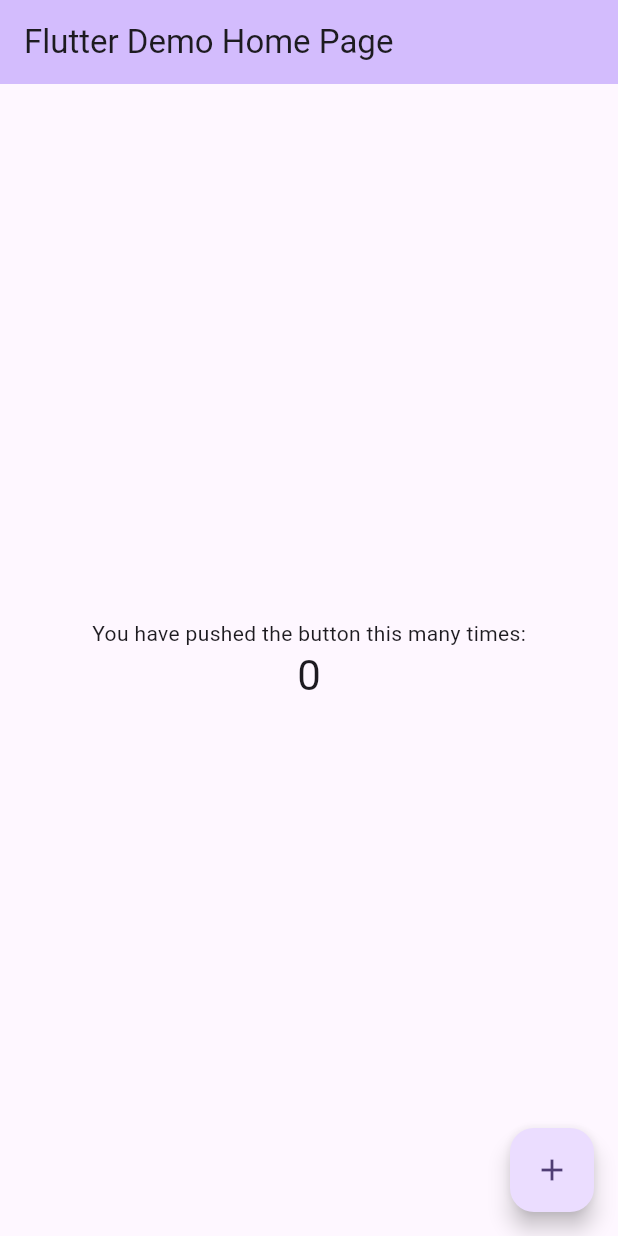
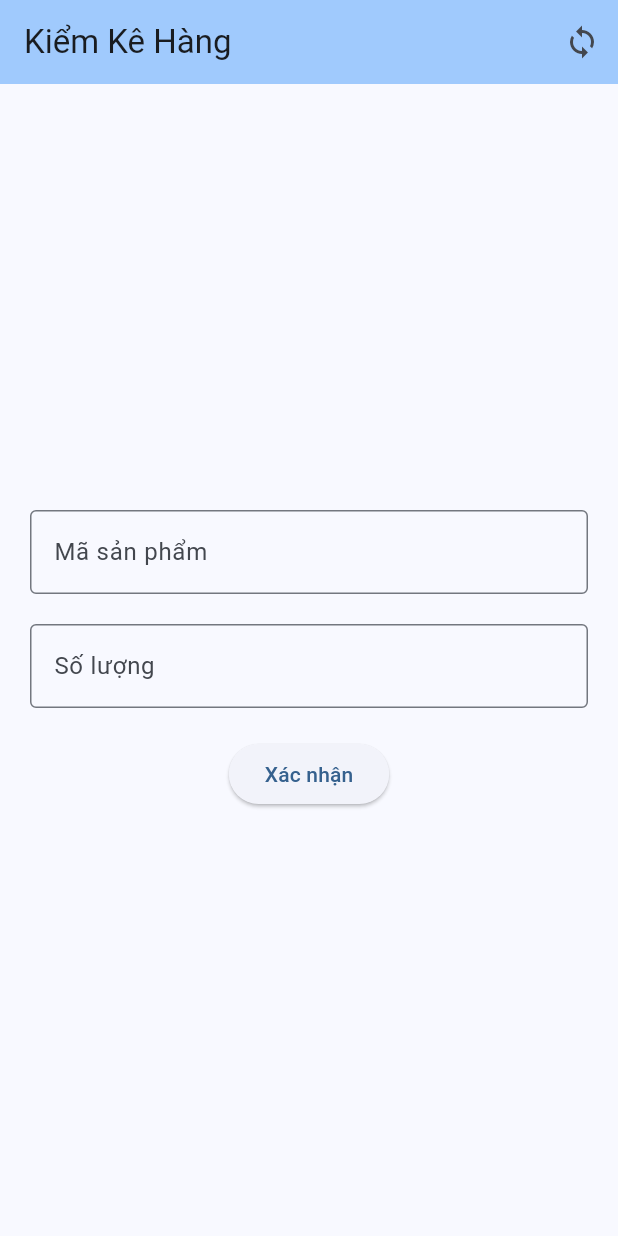
Before and after one commit to hoangdevv/Kiem_Ke_App, a Flutter app: the screen it shows after launch, on a phone screen of 412 x 824 dp. Run offline on Flutter 3.47's test engine with Material 3 defaults, Android fonts, the light colour scheme and no system bars; our stand-ins replace shared_preferences; missing offline and left inert: ftpconnect.

Commit message:
Add inventory management with local storage and FTP sync
- Add shared_preferences package for local data storage
- Implement barcode and quantity input with save functionality
- Add FTP sync capability for data backup

```diff
--- a/lib/main.dart
+++ b/lib/main.dart
@@ -1,4 +1,8 @@
 import 'package:flutter/material.dart';
+import 'package:ftpconnect/ftpconnect.dart';
+import 'dart:io';
+
+import 'package:shared_preferences/shared_preferences.dart';
 
 void main() {
   runApp(const MyApp());
@@ -7,47 +11,21 @@
 class MyApp extends StatelessWidget {
   const MyApp({super.key});
 
-  // This widget is the root of your application.
   @override
   Widget build(BuildContext context) {
     return MaterialApp(
-      title: 'Flutter Demo',
+      title: 'Kiểm Kê App',
       theme: ThemeData(
-        // This is the theme of your application.
-        //
-        // TRY THIS: Try running your application with "flutter run". You'll see
-        // the application has a purple toolbar. Then, without quitting the app,
-        // try changing the seedColor in the colorScheme below to Colors.green
-        // and then invoke "hot reload" (save your changes or press the "hot
-        // reload" button in a Flutter-supported IDE, or press "r" if you used
-        // the command line to start the app).
-        //
-        // Notice that the counter didn't reset back to zero; the application
-        // state is not lost during the reload. To reset the state, use hot
-        // restart instead.
-        //
-        // This works for code too, not just values: Most code changes can be
-        // tested with just a hot reload.
-        colorScheme: ColorScheme.fromSeed(seedColor: Colors.deepPurple),
+        colorScheme: ColorScheme.fromSeed(seedColor: Colors.blue),
         useMaterial3: true,
       ),
-      home: const MyHomePage(title: 'Flutter Demo Home Page'),
+      home: const MyHomePage(title: 'Kiểm Kê Hàng'),
     );
   }
 }
 
 class MyHomePage extends StatefulWidget {
   const MyHomePage({super.key, required this.title});
-
-  // This widget is the home page of your application. It is stateful, meaning
-  // that it has a State object (defined below) that contains fields that affect
-  // how it looks.
-
-  // This class is the configuration for the state. It holds the values (in this
-  // case the title) provided by the parent (in this case the App widget) and
-  // used by the build method of the State. Fields in a Widget subclass are
-  // always marked "final".
-
   final String title;
 
   @override
@@ -55,71 +33,129 @@
 }
 
 class _MyHomePageState extends State<MyHomePage> {
-  int _counter = 0;
+  TextEditingController _barcodeController = TextEditingController();
+  TextEditingController _quantityController = TextEditingController();
+  bool _isSyncing = false;
 
-  void _incrementCounter() {
+  Future<void> _saveToLocal() async {
+    final prefs = await SharedPreferences.getInstance();
+    final data = '${_barcodeController.text},${_quantityController.text}';
+    final existingData = prefs.getStringList('inventory_data') ?? [];
+    existingData.add(data);
+    await prefs.setStringList('inventory_data', existingData);
+  }
+
+  Future<void> _syncToFTP() async {
     setState(() {
-      // This call to setState tells the Flutter framework that something has
-      // changed in this State, which causes it to rerun the build method below
-      // so that the display can reflect the updated values. If we changed
-      // _counter without calling setState(), then the build method would not be
-      // called again, and so nothing would appear to happen.
-      _counter++;
+      _isSyncing = true;
     });
+
+    try {
+      final prefs = await SharedPreferences.getInstance();
+      final data = prefs.getStringList('inventory_data') ?? [];
+      final content = data.join('\n');
+
+      // Tạo file tạm thời để upload
+      final tempDir = await Directory.systemTemp.createTemp();
+      final tempFile = File('${tempDir.path}/inventory_data.txt');
+      await tempFile.writeAsString(content);
+
+      final ftpClient = FTPConnect(
+        'your_ftp_server',
+        user: 'username',
+        pass: 'password',
+        port: 21,
+      );
+
+      await ftpClient.connect();
+      await ftpClient.uploadFile(tempFile);
+      await ftpClient.disconnect();
+
+      // Xóa file tạm sau khi upload xong
+      await tempFile.delete();
+      await tempDir.delete();
+
+      // Xóa dữ liệu đã đồng bộ
+      await prefs.setStringList('inventory_data', []);
+    } catch (e) {
+      ScaffoldMessenger.of(context).showSnackBar(
+        SnackBar(content: Text('Lỗi đồng bộ: $e')),
+      );
+    } finally {
+      setState(() {
+        _isSyncing = false;
+      });
+    }
+  }
+
+  void _onConfirmPressed() async {
+    if (_barcodeController.text.isEmpty || _quantityController.text.isEmpty) {
+      ScaffoldMessenger.of(context).showSnackBar(
+        SnackBar(content: Text('Vui lòng nhập đầy đủ thông tin')),
+      );
+      return;
+    }
+
+    await _saveToLocal();
+
+    // Clear textboxes
+    _barcodeController.clear();
+    _quantityController.clear();
+
+    ScaffoldMessenger.of(context).showSnackBar(
+      SnackBar(content: Text('Đã lưu thành công')),
+    );
   }
 
   @override
   Widget build(BuildContext context) {
-    // This method is rerun every time setState is called, for instance as done
-    // by the _incrementCounter method above.
-    //
-    // The Flutter framework has been optimized to make rerunning build methods
-    // fast, so that you can just rebuild anything that needs updating rather
-    // than having to individually change instances of widgets.
     return Scaffold(
       appBar: AppBar(
-        // TRY THIS: Try changing the color here to a specific color (to
-        // Colors.amber, perhaps?) and trigger a hot reload to see the AppBar
-        // change color while the other colors stay the same.
         backgroundColor: Theme.of(context).colorScheme.inversePrimary,
-        // Here we take the value from the MyHomePage object that was created by
-        // the App.build method, and use it to set our appbar title.
         title: Text(widget.title),
+        actions: [
+          IconButton(
+            icon: _isSyncing
+                ? CircularProgressIndicator(color: Colors.white)
+                : Icon(Icons.sync),
+            onPressed: _isSyncing ? null : _syncToFTP,
+          ),
+        ],
       ),
       body: Center(
-        // Center is a layout widget. It takes a single child and positions it
-        // in the middle of the parent.
         child: Column(
-          // Column is also a layout widget. It takes a list of children and
-          // arranges them vertically. By default, it sizes itself to fit its
-          // children horizontally, and tries to be as tall as its parent.
-          //
-          // Column has various properties to control how it sizes itself and
-          // how it positions its children. Here we use mainAxisAlignment to
-          // center the children vertically; the main axis here is the vertical
-          // axis because Columns are vertical (the cross axis would be
-          // horizontal).
-          //
-          // TRY THIS: Invoke "debug painting" (choose the "Toggle Debug Paint"
-          // action in the IDE, or press "p" in the console), to see the
-          // wireframe for each widget.
           mainAxisAlignment: MainAxisAlignment.center,
           children: <Widget>[
-            const Text(
-              'You have pushed the button this many times:',
+            Container(
+              padding: EdgeInsets.symmetric(horizontal: 20),
+              child: TextField(
+                controller: _barcodeController,
+                decoration: InputDecoration(
+                  border: OutlineInputBorder(),
+                  labelText: 'Mã sản phẩm',
+                ),
+              ),
             ),
-            Text(
-              '$_counter',
-              style: Theme.of(context).textTheme.headlineMedium,
+            SizedBox(height: 20),
+            Container(
+              padding: EdgeInsets.symmetric(horizontal: 20),
+              child: TextField(
+                controller: _quantityController,
+                keyboardType: TextInputType.number,
+                decoration: InputDecoration(
+                  border: OutlineInputBorder(),
+                  labelText: 'Số lượng',
+                ),
+              ),
+            ),
+            SizedBox(height: 20),
+            ElevatedButton(
+              onPressed: _onConfirmPressed,
+              child: Text('Xác nhận'),
             ),
           ],
         ),
       ),
-      floatingActionButton: FloatingActionButton(
-        onPressed: _incrementCounter,
-        tooltip: 'Increment',
-        child: const Icon(Icons.add),
-      ), // This trailing comma makes auto-formatting nicer for build methods.
     );
   }
 }
--- a/pubspec.yaml
+++ b/pubspec.yaml
@@ -31,10 +31,7 @@ dependencies:
   flutter:
     sdk: flutter
   ftpconnect: ^1.0.1
-
-
-  # The following adds the Cupertino Icons font to your application.
-  # Use with the CupertinoIcons class for iOS style icons.
+  shared_preferences: ^2.2.2
   cupertino_icons: ^1.0.8
 
 dev_dependencies:
```
Also changed, not shown: pubspec.lock, 1 other file.
